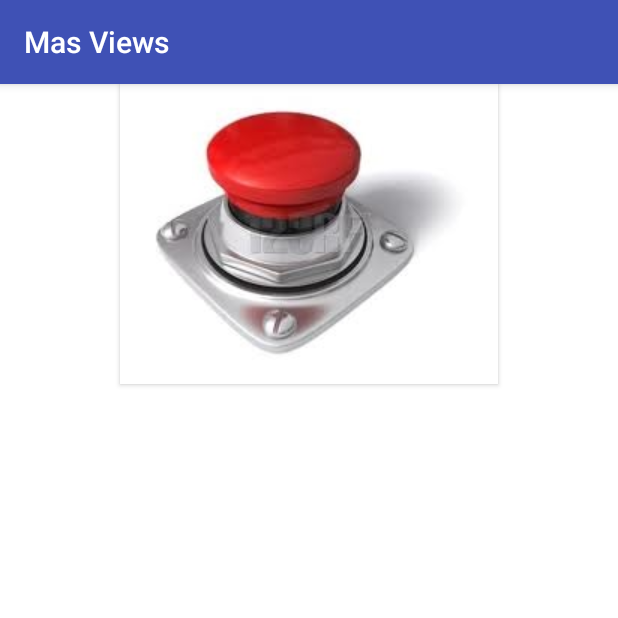
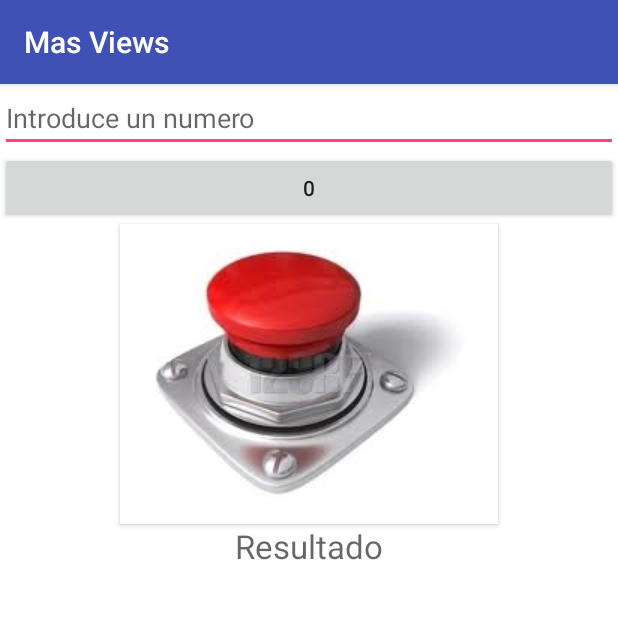
Before and after one commit to quicoGit/Quico_MasViews, an Android app: the screen it shows after launch (MasViewsActivity), after a tap on an icon or button, on a phone screen of 412 x 824 dp, the top half of it. Run offline under Robolectric (Android 15) with nearby library versions, the phone set to English and light mode, and no system bars; 1 statement that could not run was skipped.

Commit message:
Finalizado 20.10

```diff
--- a/app/src/main/java/com/plumbaria/masviews/MasViewsActivity.java
+++ b/app/src/main/java/com/plumbaria/masviews/MasViewsActivity.java
@@ -3,15 +3,26 @@ package com.plumbaria.masviews;
 import android.support.v7.app.AppCompatActivity;
 import android.os.Bundle;
 import android.view.View;
+import android.widget.EditText;
+import android.widget.TextView;
 import android.widget.Toast;
 
 public class MasViewsActivity extends AppCompatActivity {
 
+    private EditText entrada;
+    private TextView salida;
     @Override
     protected void onCreate(Bundle savedInstanceState) {
         super.onCreate(savedInstanceState);
         setContentView(R.layout.activity_mas_views);
+        entrada = (EditText)findViewById(R.id.entrada);
+        salida = (TextView)findViewById(R.id.salida);
     }
     public void sePulsa(View view){
-        Toast.makeText(this, "Pulsado", Toast.LENGTH_SHORT).show();
-    }}
+        salida.setText(String.valueOf(
+                Float.parseFloat(entrada.getText().toString())*2.0));
+    }
+    public void sePulsa0(View view){
+        entrada.setText(entrada.getText()+(String)view.getTag());
+    }
+}
--- a/app/src/main/res/layout/activity_mas_views.xml
+++ b/app/src/main/res/layout/activity_mas_views.xml
@@ -5,6 +5,24 @@
     android:layout_width="match_parent"
     android:layout_height="match_parent"
     android:background="#FFFFFF">
+
+    <EditText
+        android:layout_width="match_parent"
+        android:layout_height="wrap_content"
+        android:inputType="numberDecimal"
+        android:ems="10"
+        android:id="@+id/entrada"
+        android:layout_gravity="center_horizontal"
+        android:hint="@string/entrada" />
+
+    <Button
+        android:layout_width="match_parent"
+        android:layout_height="wrap_content"
+        android:text="0"
+        android:id="@+id/button0"
+        android:layout_gravity="center_horizontal"
+        android:onClick="sePulsa0"
+        android:tag="0" />
 
     <Button
         android:layout_width="wrap_content"
@@ -14,4 +32,12 @@
         android:background="@drawable/boton"
         android:onClick="sePulsa" />
 
+    <TextView
+        android:layout_width="wrap_content"
+        android:layout_height="wrap_content"
+        android:textAppearance="?android:attr/textAppearanceLarge"
+        android:id="@+id/salida"
+        android:layout_gravity="center_horizontal"
+        android:textColor="#0000FF"
+        android:hint="@string/salida" />
 </LinearLayout>
--- a/app/src/main/res/values/strings.xml
+++ b/app/src/main/res/values/strings.xml
@@ -1,3 +1,5 @@
 <resources>
     <string name="app_name">Mas Views</string>
+    <string name="entrada">Introduce un numero</string>
+    <string name="salida">Resultado</string>
 </resources>
```
